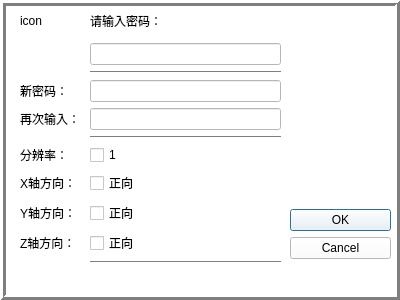
Before: the Qt Designer form settingdialog.ui in taiyuankejizhu/SparkZNC, drawn with Qt 5.
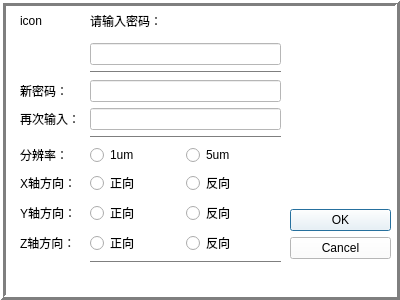
After: the same form once the commit is applied.

```diff
--- a/settingdialog.ui
+++ b/settingdialog.ui
@@ -455,7 +455,7 @@
       <x>10</x>
       <y>0</y>
       <width>281</width>
-      <height>301</height>
+      <height>303</height>
      </rect>
     </property>
     <layout class="QFormLayout" name="formLayout">
@@ -545,13 +545,6 @@
        </property>
       </widget>
      </item>
-     <item row="7" column="1">
-      <widget class="QCheckBox" name="checkBox">
-       <property name="text">
-        <string>1</string>
-       </property>
-      </widget>
-     </item>
      <item row="8" column="0">
       <widget class="QLabel" name="label_4">
        <property name="text">
@@ -559,13 +552,6 @@
        </property>
       </widget>
      </item>
-     <item row="8" column="1">
-      <widget class="QCheckBox" name="checkBox_2">
-       <property name="text">
-        <string>正向</string>
-       </property>
-      </widget>
-     </item>
      <item row="9" column="0">
       <widget class="QLabel" name="label_5">
        <property name="text">
@@ -573,13 +559,6 @@
        </property>
       </widget>
      </item>
-     <item row="9" column="1">
-      <widget class="QCheckBox" name="checkBox_3">
-       <property name="text">
-        <string>正向</string>
-       </property>
-      </widget>
-     </item>
      <item row="10" column="0">
       <widget class="QLabel" name="label_7">
        <property name="text">
@@ -587,13 +566,6 @@
        </property>
       </widget>
      </item>
-     <item row="10" column="1">
-      <widget class="QCheckBox" name="checkBox_4">
-       <property name="text">
-        <string>正向</string>
-       </property>
-      </widget>
-     </item>
      <item row="11" column="1">
       <widget class="Line" name="line_3">
        <property name="orientation">
@@ -621,6 +593,78 @@
        </property>
       </widget>
      </item>
+     <item row="7" column="1">
+      <layout class="QHBoxLayout" name="horizontalLayout">
+       <item>
+        <widget class="QRadioButton" name="radioButton_2">
+         <property name="text">
+          <string>1um</string>
+         </property>
+        </widget>
+       </item>
+       <item>
+        <widget class="QRadioButton" name="radioButton">
+         <property name="text">
+          <string>5um</string>
+         </property>
+        </widget>
+       </item>
+      </layout>
+     </item>
+     <item row="8" column="1">
+      <layout class="QHBoxLayout" name="horizontalLayout_2">
+       <item>
+        <widget class="QRadioButton" name="radioButton_4">
+         <property name="text">
+          <string>正向</string>
+         </property>
+        </widget>
+       </item>
+       <item>
+        <widget class="QRadioButton" name="radioButton_3">
+         <property name="text">
+          <string>反向</string>
+         </property>
+        </widget>
+       </item>
+      </layout>
+     </item>
+     <item row="9" column="1">
+      <layout class="QHBoxLayout" name="horizontalLayout_3">
+       <item>
+        <widget class="QRadioButton" name="radioButton_6">
+         <property name="text">
+          <string>正向</string>
+         </property>
+        </widget>
+       </item>
+       <item>
+        <widget class="QRadioButton" name="radioButton_5">
+         <property name="text">
+          <string>反向</string>
+         </property>
+        </widget>
+       </item>
+      </layout>
+     </item>
+     <item row="10" column="1">
+      <layout class="QHBoxLayout" name="horizontalLayout_4">
+       <item>
+        <widget class="QRadioButton" name="radioButton_8">
+         <property name="text">
+          <string>正向</string>
+         </property>
+        </widget>
+       </item>
+       <item>
+        <widget class="QRadioButton" name="radioButton_7">
+         <property name="text">
+          <string>反向</string>
+         </property>
+        </widget>
+       </item>
+      </layout>
+     </item>
     </layout>
    </widget>
    <widget class="QWidget" name="verticalLayoutWidget">
```
